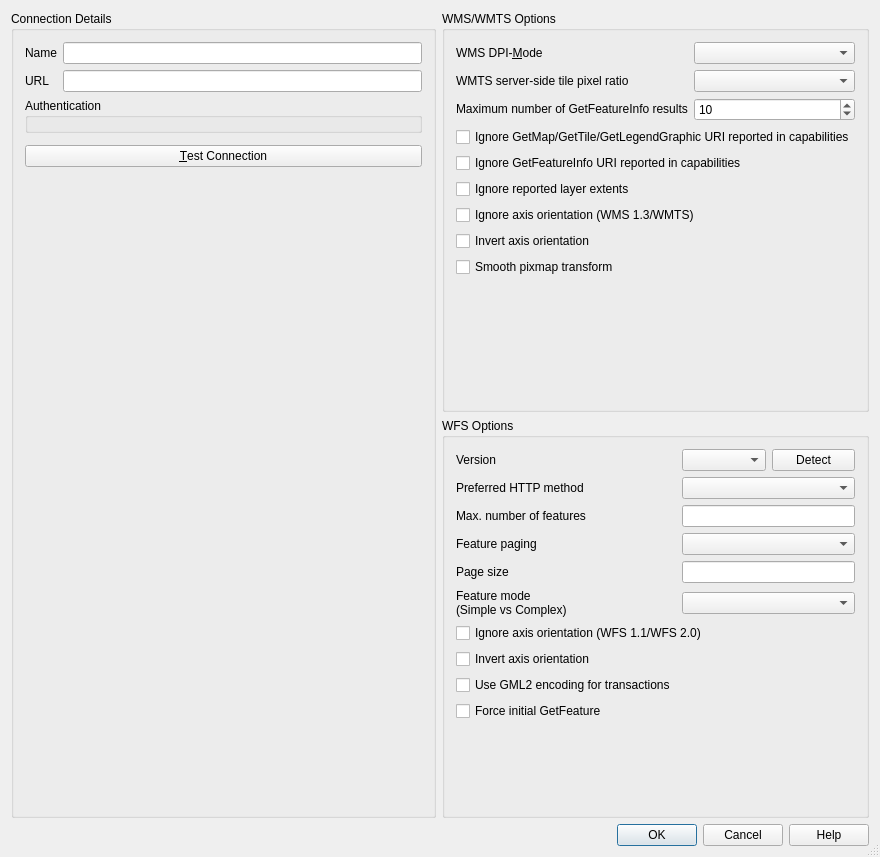
This is src/ui/qgsnewhttpconnectionbase.ui in qgis/QGIS as Qt 5 draws it before an edit. The edited form follows.
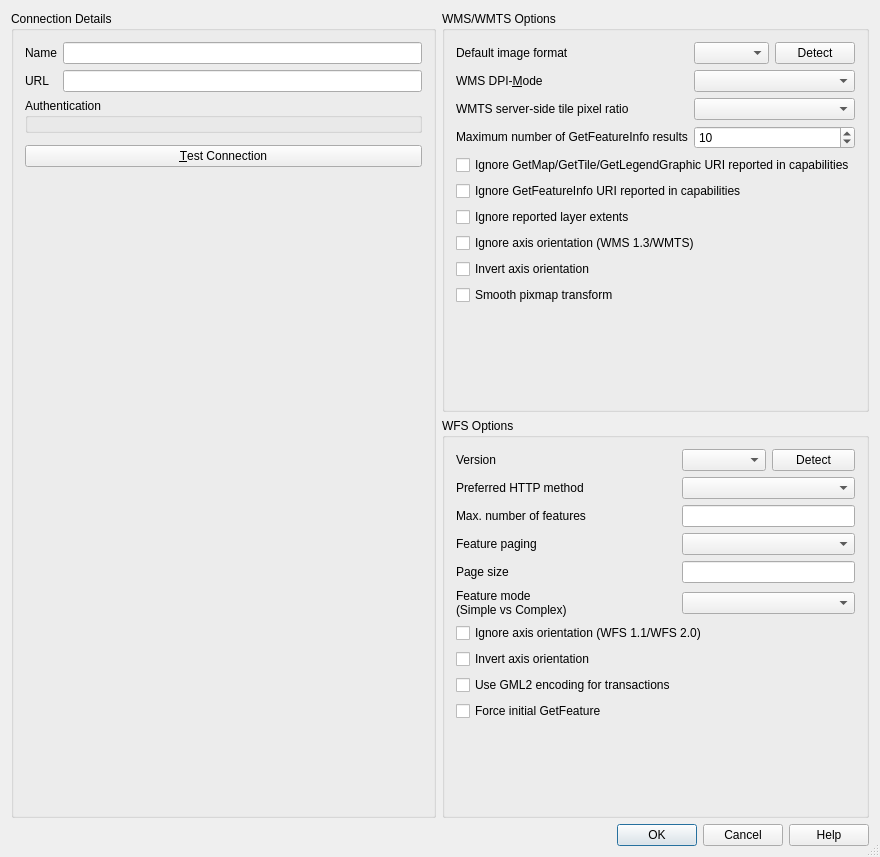
This is the edited form. Custom widgets are drawn as their Qt base class.

Commit message:
[wms] Store connections available and default image formats
Stores in the settings the preferred format for a WMS connection.

Allows to detect the formats actually advertized by the server
and stores them in the settings for future use.

Funded by: QGIS Anwendergruppe Deutschland

Patch:
```diff
--- a/src/ui/qgsnewhttpconnectionbase.ui
+++ b/src/ui/qgsnewhttpconnectionbase.ui
@@ -33,8 +33,8 @@
        <rect>
         <x>0</x>
         <y>0</y>
-        <width>868</width>
-        <height>805</height>
+        <width>862</width>
+        <height>808</height>
        </rect>
       </property>
       <layout class="QHBoxLayout" name="horizontalLayout">
@@ -180,13 +180,91 @@
             <string>WMS/WMTS Options</string>
            </property>
            <layout class="QGridLayout" name="gridLayout_2">
+            <item row="2" column="0">
+             <widget class="QLabel" name="lblTilePixelRatio">
+              <property name="sizePolicy">
+               <sizepolicy hsizetype="Preferred" vsizetype="Fixed">
+                <horstretch>0</horstretch>
+                <verstretch>0</verstretch>
+               </sizepolicy>
+              </property>
+              <property name="text">
+               <string>WMTS server-side tile pixel ratio</string>
+              </property>
+              <property name="buddy">
+               <cstring>cmbTilePixelRatio</cstring>
+              </property>
+             </widget>
+            </item>
+            <item row="15" column="0" colspan="2">
+             <spacer name="verticalSpacer_2">
+              <property name="orientation">
+               <enum>Qt::Orientation::Vertical</enum>
+              </property>
+              <property name="sizeHint" stdset="0">
+               <size>
+                <width>20</width>
+                <height>0</height>
+               </size>
+              </property>
+             </spacer>
+            </item>
+            <item row="0" column="0">
+             <widget class="QLabel" name="lblWmsFormat">
+              <property name="text">
+               <string>Default image format</string>
+              </property>
+             </widget>
+            </item>
+            <item row="3" column="0">
+             <widget class="QLabel" name="lblFeatureCount">
+              <property name="sizePolicy">
+               <sizepolicy hsizetype="Preferred" vsizetype="Fixed">
+                <horstretch>0</horstretch>
+                <verstretch>0</verstretch>
+               </sizepolicy>
+              </property>
+              <property name="text">
+               <string>Maximum number of GetFeatureInfo results</string>
+              </property>
+             </widget>
+            </item>
+            <item row="1" column="0">
+             <widget class="QLabel" name="lblDpiMode">
+              <property name="sizePolicy">
+               <sizepolicy hsizetype="Preferred" vsizetype="Fixed">
+                <horstretch>0</horstretch>
+                <verstretch>0</verstretch>
+               </sizepolicy>
+              </property>
+              <property name="text">
+               <string>WMS DPI-&amp;Mode</string>
+              </property>
+              <property name="buddy">
+               <cstring>cmbDpiMode</cstring>
+              </property>
+             </widget>
+            </item>
+            <item row="0" column="2">
+             <widget class="QPushButton" name="mWmsFormatDetectButton">
+              <property name="toolTip">
+               <string>Ask the server for the available formats</string>
+              </property>
+              <property name="text">
+               <string>Detect</string>
+              </property>
+             </widget>
+            </item>
             <item row="0" column="1">
+             <widget class="QComboBox" name="mWmsPreferredFormatCombo"/>
+            </item>
+            <item row="1" column="1" colspan="2">
              <widget class="QComboBox" name="cmbDpiMode"/>
             </item>
-            <item row="1" column="1">
+            <item row="2" column="1" colspan="2">
              <widget class="QComboBox" name="cmbTilePixelRatio"/>
             </item>
-            <item row="2" column="1">
+            <item row="3" column="1" colspan="2">
              <widget class="QSpinBox" name="sbFeatureCount">
               <property name="toolTip">
                <string>&lt;html&gt;&lt;head/&gt;&lt;body&gt;&lt;p&gt;Specify a default value for FEATURE_COUNT when a new layer is created from this connection. &lt;/p&gt;&lt;p&gt;FEATURE_COUNT defines the maximum number of results returned by a GetFeatureInfo request, if not specified the server default value (usually 1) will be used.&lt;/p&gt;&lt;p&gt;Set to 0 to use server default: no FEATURE_COUNT parameter will be added to the request.&lt;/p&gt;&lt;p&gt;&lt;br/&gt;&lt;/p&gt;&lt;/body&gt;&lt;/html&gt;</string>
@@ -205,105 +283,47 @@
               </property>
              </widget>
             </item>
-            <item row="8" column="0" colspan="2">
-             <widget class="QCheckBox" name="cbxWmsIgnoreAxisOrientation">
+            <item row="6" column="0" colspan="3">
+             <widget class="QCheckBox" name="cbxIgnoreGetMapURI">
               <property name="text">
-               <string>Ignore axis orientation (WMS 1.3/WMTS)</string>
+               <string>Ignore GetMap/GetTile/GetLegendGraphic URI reported in capabilities</string>
               </property>
              </widget>
             </item>
-            <item row="0" column="0">
-             <widget class="QLabel" name="lblDpiMode">
-              <property name="sizePolicy">
-               <sizepolicy hsizetype="Preferred" vsizetype="Fixed">
-                <horstretch>0</horstretch>
-                <verstretch>0</verstretch>
-               </sizepolicy>
-              </property>
-              <property name="text">
-               <string>WMS DPI-&amp;Mode</string>
-              </property>
-              <property name="buddy">
-               <cstring>cmbDpiMode</cstring>
-              </property>
-             </widget>
-            </item>
-            <item row="13" column="0" colspan="2">
-             <widget class="QCheckBox" name="cbxSmoothPixmapTransform">
-              <property name="text">
-               <string>Smooth pixmap transform</string>
-              </property>
-             </widget>
-            </item>
-            <item row="2" column="0">
-             <widget class="QLabel" name="lblFeatureCount">
-              <property name="sizePolicy">
-               <sizepolicy hsizetype="Preferred" vsizetype="Fixed">
-                <horstretch>0</horstretch>
-                <verstretch>0</verstretch>
-               </sizepolicy>
-              </property>
-              <property name="text">
-               <string>Maximum number of GetFeatureInfo results</string>
-              </property>
-             </widget>
-            </item>
-            <item row="6" column="0" colspan="2">
+            <item row="7" column="0" colspan="3">
              <widget class="QCheckBox" name="cbxIgnoreGetFeatureInfoURI">
               <property name="text">
                <string>Ignore GetFeatureInfo URI reported in capabilities</string>
               </property>
              </widget>
             </item>
-            <item row="9" column="0" colspan="2">
-             <widget class="QCheckBox" name="cbxWmsInvertAxisOrientation">
-              <property name="text">
-               <string>Invert axis orientation</string>
-              </property>
-             </widget>
-            </item>
-            <item row="1" column="0">
-             <widget class="QLabel" name="lblTilePixelRatio">
-              <property name="sizePolicy">
-               <sizepolicy hsizetype="Preferred" vsizetype="Fixed">
-                <horstretch>0</horstretch>
-                <verstretch>0</verstretch>
-               </sizepolicy>
-              </property>
-              <property name="text">
-               <string>WMTS server-side tile pixel ratio</string>
-              </property>
-              <property name="buddy">
-               <cstring>cmbTilePixelRatio</cstring>
-              </property>
-             </widget>
-            </item>
-            <item row="7" column="0" colspan="2">
+            <item row="8" column="0" colspan="3">
              <widget class="QCheckBox" name="cbxWmsIgnoreReportedLayerExtents">
               <property name="text">
                <string>Ignore reported layer extents</string>
               </property>
              </widget>
             </item>
-            <item row="5" column="0" colspan="2">
-             <widget class="QCheckBox" name="cbxIgnoreGetMapURI">
+            <item row="9" column="0" colspan="3">
+             <widget class="QCheckBox" name="cbxWmsIgnoreAxisOrientation">
               <property name="text">
-               <string>Ignore GetMap/GetTile/GetLegendGraphic URI reported in capabilities</string>
+               <string>Ignore axis orientation (WMS 1.3/WMTS)</string>
               </property>
              </widget>
             </item>
-            <item row="14" column="0" colspan="2">
-             <spacer name="verticalSpacer_2">
-              <property name="orientation">
-               <enum>Qt::Orientation::Vertical</enum>
+            <item row="10" column="0" colspan="3">
+             <widget class="QCheckBox" name="cbxWmsInvertAxisOrientation">
+              <property name="text">
+               <string>Invert axis orientation</string>
               </property>
-              <property name="sizeHint" stdset="0">
-               <size>
-                <width>20</width>
-                <height>0</height>
-               </size>
+             </widget>
+            </item>
+            <item row="14" column="0" colspan="3">
+             <widget class="QCheckBox" name="cbxSmoothPixmapTransform">
+              <property name="text">
+               <string>Smooth pixmap transform</string>
               </property>
-             </spacer>
+             </widget>
             </item>
            </layout>
           </widget>
```
Left out of the diff: 1 changed line with no effect on the pictures. The commit also changes 17 other files.
